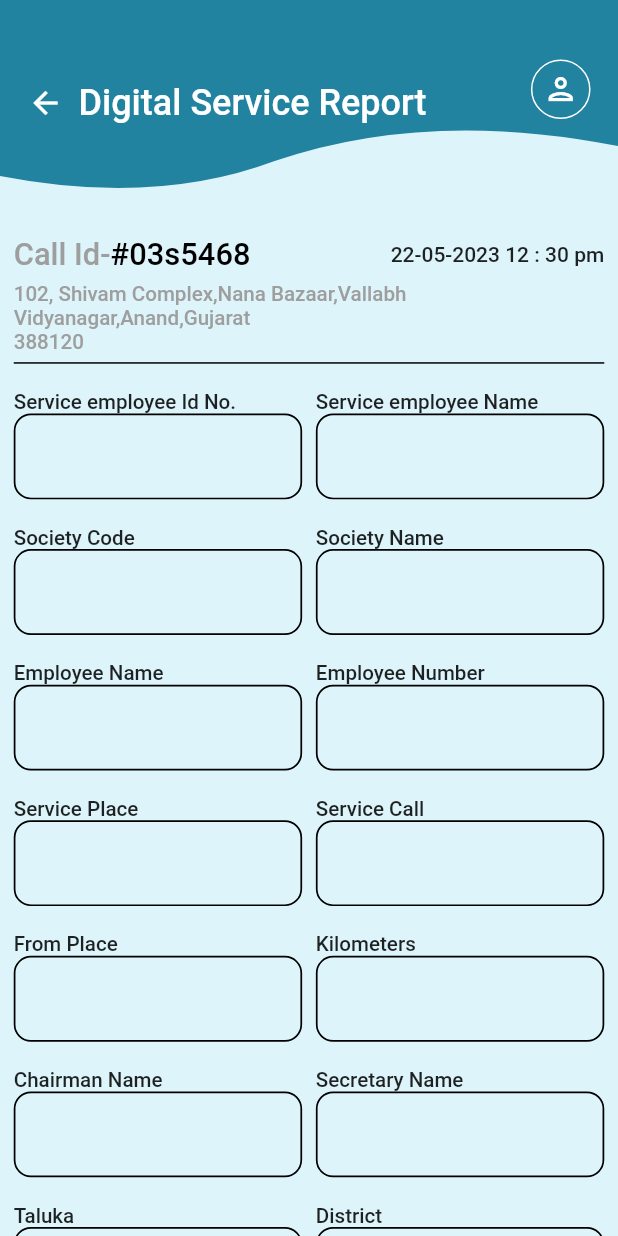
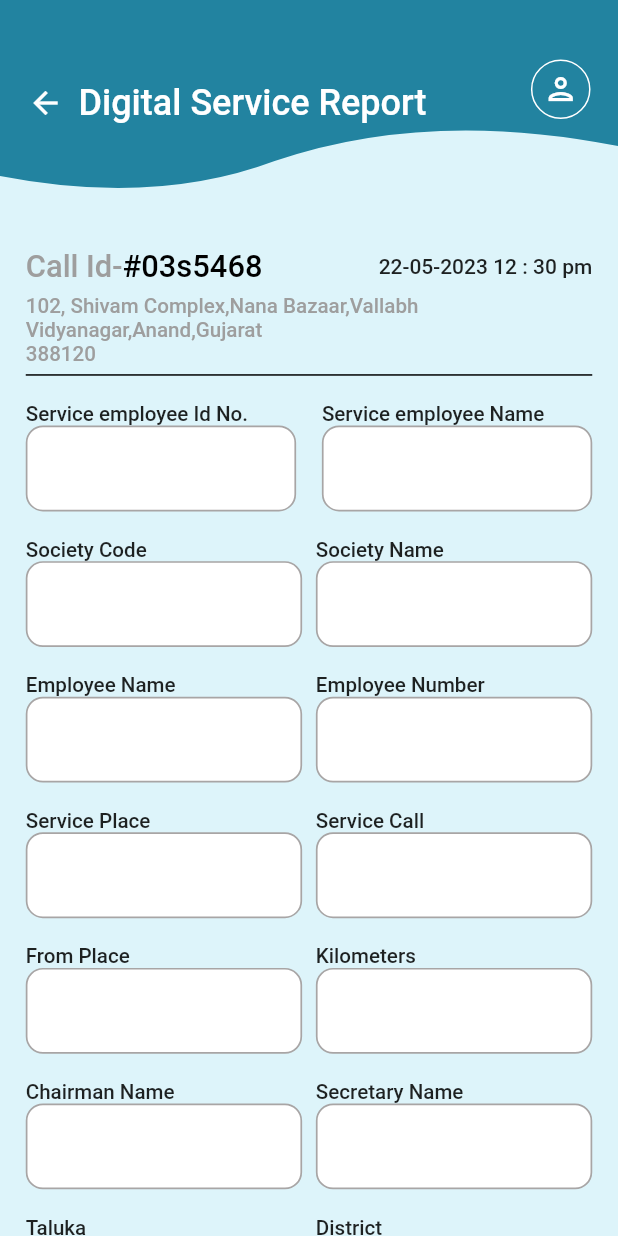
Before and after one commit to MindtechFlutter/AKG-Setu, a Flutter app: the DsrScreen screen opened directly, on a phone screen of 412 x 824 dp. Run offline on Flutter 3.47's test engine with Material 2 defaults, Android fonts, the phone set to English and light mode, and no system bars; our stand-ins replace connectivity_plus, dio, flutter_custom_clippers, flutter_screenutil, flutter_svg, fluttertoast and 10 more; missing offline and left inert: flutter_rounded_date_picker; accounts and stored records are empty.

Commit message:
Routing changed and DSR screen new ui updated

```diff
--- a/lib/screens/home/active-task.dart
+++ b/lib/screens/home/active-task.dart
@@ -40,7 +40,8 @@ class _ActiveTaskState extends State<ActiveTask> {
                   child: Row(
                     children: [
                       InkWell(
-                        onTap: () => Get.to(Dashboard(), transition: Transition.fadeIn),
+                        onTap: () =>
+                            Get.to(Dashboard(), transition: Transition.fadeIn),
                         child: Icon(
                           Icons.arrow_back,
                           color: Colors.white,
@@ -52,8 +53,7 @@ class _ActiveTaskState extends State<ActiveTask> {
                         style: TextStyle(color: Colors.white, fontSize: 24),
                       ),
                       Spacer(),
-                                            NavToProfile(),
-
+                      NavToProfile(),
                     ],
                   )),
             ),
@@ -112,8 +112,9 @@ class _ActiveTaskState extends State<ActiveTask> {
             ),
           ),
           Utils.addGap(10),
-          InkWell(splashColor: Colors.transparent,
-      highlightColor: Colors.transparent,
+          InkWell(
+            splashColor: Colors.transparent,
+            highlightColor: Colors.transparent,
             onTap: () => showTicketDetails(context),
             child: Container(
               margin: EdgeInsets.symmetric(horizontal: 20),
@@ -185,7 +186,9 @@ class _ActiveTaskState extends State<ActiveTask> {
                       ),
                       10.width,
                       InkWell(
-                          onTap: () => Get.toNamed(Routes.acceptLocation),
+                          //17/11/2023 Vedant Changed Route
+                          //onTap: () => Get.toNamed(Routes.acceptLocation),
+                          onTap: () => Get.toNamed(Routes.inventoryConsumed),
                           child: Container(
                             padding: EdgeInsets.symmetric(
                                 horizontal: 15, vertical: 4),
@@ -232,7 +235,6 @@ class _ActiveTaskState extends State<ActiveTask> {
           ),
         ],
       ),
-
     );
   }
 }
--- a/lib/screens/home/dsr_screen.dart
+++ b/lib/screens/home/dsr_screen.dart
@@ -67,7 +67,7 @@ class _DsrScreenState extends State<DsrScreen> {
             ),
             Utils.addGap(10),
             Padding(
-              padding: EdgeInsets.all(8.0.sp),
+              padding: EdgeInsets.all(15.0.sp),
               child: Column(
                 children: [
                   Row(
@@ -126,8 +126,9 @@ class _DsrScreenState extends State<DsrScreen> {
                               height: 50.sp,
                               width: MediaQuery.of(context).size.width,
                               decoration: BoxDecoration(
+                                  color: AppColors.white,
                                   border: Border.all(
-                                    color: Colors.black,
+                                    color: AppColors.grayA5,
                                     width: 1.sp,
                                   ),
                                   borderRadius: BorderRadius.circular(10.sp)),
@@ -141,7 +142,7 @@ class _DsrScreenState extends State<DsrScreen> {
                           ],
                         ),
                       ),
-                      Utils.addHGap(8),
+                      Utils.addHGap(15),
                       Expanded(
                         child: Column(
                           crossAxisAlignment: CrossAxisAlignment.start,
@@ -157,8 +158,9 @@ class _DsrScreenState extends State<DsrScreen> {
                               height: 50.sp,
                               width: MediaQuery.of(context).size.width,
                               decoration: BoxDecoration(
+                                  color: AppColors.white,
                                   border: Border.all(
-                                    color: Colors.black,
+                                    color: AppColors.grayA5,
                                     width: 1.sp,
                                   ),
                                   borderRadius: BorderRadius.circular(10.sp)),
@@ -192,8 +194,9 @@ class _DsrScreenState extends State<DsrScreen> {
                               height: 50.sp,
                               width: MediaQuery.of(context).size.width,
                               decoration: BoxDecoration(
+                                  color: AppColors.white,
                                   border: Border.all(
-                                    color: Colors.black,
+                                    color: AppColors.grayA5,
                                     width: 1.sp,
                                   ),
                                   borderRadius: BorderRadius.circular(10.sp)),
@@ -223,8 +226,9 @@ class _DsrScreenState extends State<DsrScreen> {
                               height: 50.sp,
                               width: MediaQuery.of(context).size.width,
                               decoration: BoxDecoration(
+                                  color: AppColors.white,
                                   border: Border.all(
-                                    color: Colors.black,
+                                    color: AppColors.grayA5,
                                     width: 1.sp,
                                   ),
                                   borderRadius: BorderRadius.circular(10.sp)),
@@ -258,8 +262,9 @@ class _DsrScreenState extends State<DsrScreen> {
                               height: 50.sp,
                               width: MediaQuery.of(context).size.width,
                               decoration: BoxDecoration(
+                                  color: AppColors.white,
                                   border: Border.all(
-                                    color: Colors.black,
+                                    color: AppColors.grayA5,
                                     width: 1.sp,
                                   ),
                                   borderRadius: BorderRadius.circular(10.sp)),
@@ -289,8 +294,9 @@ class _DsrScreenState extends State<DsrScreen> {
                               height: 50.sp,
                               width: MediaQuery.of(context).size.width,
                               decoration: BoxDecoration(
+                                  color: AppColors.white,
                                   border: Border.all(
-                                    color: Colors.black,
+                                    color: AppColors.grayA5,
                                     width: 1.sp,
                                   ),
                                   borderRadius: BorderRadius.circular(10.sp)),
@@ -324,8 +330,9 @@ class _DsrScreenState extends State<DsrScreen> {
                               height: 50.sp,
                               width: MediaQuery.of(context).size.width,
                               decoration: BoxDecoration(
+                                  color: AppColors.white,
                                   border: Border.all(
-                                    color: Colors.black,
+                                    color: AppColors.grayA5,
                                     width: 1.sp,
                                   ),
                                   borderRadius: BorderRadius.circular(10.sp)),
@@ -355,8 +362,9 @@ class _DsrScreenState extends State<DsrScreen> {
                               height: 50.sp,
                               width: MediaQuery.of(context).size.width,
                               decoration: BoxDecoration(
+                                  color: AppColors.white,
                                   border: Border.all(
-                                    color: Colors.black,
+                                    color: AppColors.grayA5,
                                     width: 1.sp,
                                   ),
                                   borderRadius: BorderRadius.circular(10.sp)),
@@ -390,8 +398,9 @@ class _DsrScreenState extends State<DsrScreen> {
                               height: 50.sp,
                               width: MediaQuery.of(context).size.width,
                               decoration: BoxDecoration(
+                                  color: AppColors.white,
                                   border: Border.all(
-                                    color: Colors.black,
+                                    color: AppColors.grayA5,
                                     width: 1.sp,
                                   ),
                                   borderRadius: BorderRadius.circular(10.sp)),
@@ -421,8 +430,9 @@ class _DsrScreenState extends State<DsrScreen> {
                               height: 50.sp,
                               width: MediaQuery.of(context).size.width,
                               decoration: BoxDecoration(
+                                  color: AppColors.white,
                                   border: Border.all(
-                                    color: Colors.black,
+                                    color: AppColors.grayA5,
                                     width: 1.sp,
                                   ),
                                   borderRadius: BorderRadius.circular(10.sp)),
@@ -456,8 +466,9 @@ class _DsrScreenState extends State<DsrScreen> {
                               height: 50.sp,
                               width: MediaQuery.of(context).size.width,
                               decoration: BoxDecoration(
+                                  color: AppColors.white,
                                   border: Border.all(
-                                    color: Colors.black,
+                                    color: AppColors.grayA5,
                                     width: 1.sp,
                                   ),
                                   borderRadius: BorderRadius.circular(10.sp)),
@@ -487,8 +498,9 @@ class _DsrScreenState extends State<DsrScreen> {
                               height: 50.sp,
                               width: MediaQuery.of(context).size.width,
                               decoration: BoxDecoration(
+                                  color: AppColors.white,
                                   border: Border.all(
-                                    color: Colors.black,
+                                    color: AppColors.grayA5,
                                     width: 1.sp,
                                   ),
                                   borderRadius: BorderRadius.circular(10.sp)),
@@ -522,8 +534,9 @@ class _DsrScreenState extends State<DsrScreen> {
                               height: 50.sp,
                               width: MediaQuery.of(context).size.width,
                               decoration: BoxDecoration(
+                                  color: AppColors.white,
                                   border: Border.all(
-                                    color: Colors.black,
+                                    color: AppColors.grayA5,
                                     width: 1.sp,
                                   ),
                                   borderRadius: BorderRadius.circular(10.sp)),
@@ -553,8 +566,9 @@ class _DsrScreenState extends State<DsrScreen> {
                               height: 50.sp,
                               width: MediaQuery.of(context).size.width,
                               decoration: BoxDecoration(
+                                  color: AppColors.white,
                                   border: Border.all(
-                                    color: Colors.black,
+                                    color: AppColors.grayA5,
                                     width: 1.sp,
                                   ),
                                   borderRadius: BorderRadius.circular(10.sp)),
@@ -588,8 +602,9 @@ class _DsrScreenState extends State<DsrScreen> {
                               height: 50.sp,
                               width: MediaQuery.of(context).size.width,
                               decoration: BoxDecoration(
+                                  color: AppColors.white,
                                   border: Border.all(
-                                    color: Colors.black,
+                                    color: AppColors.grayA5,
                                     width: 1.sp,
                                   ),
                                   borderRadius: BorderRadius.circular(10.sp)),
@@ -635,8 +650,9 @@ class _DsrScreenState extends State<DsrScreen> {
                               height: 90.sp,
                               width: MediaQuery.of(context).size.width,
                               decoration: BoxDecoration(
+                                  color: AppColors.white,
                                   border: Border.all(
-                                    color: Colors.black,
+                                    color: AppColors.grayA5,
                                     width: 1.sp,
                                   ),
                                   borderRadius: BorderRadius.circular(10.sp)),
@@ -672,8 +688,9 @@ class _DsrScreenState extends State<DsrScreen> {
                               height: 50.sp,
                               width: MediaQuery.of(context).size.width,
                               decoration: BoxDecoration(
+                                  color: AppColors.white,
                                   border: Border.all(
-                                    color: Colors.black,
+                                    color: AppColors.grayA5,
                                     width: 1.sp,
                                   ),
                                   borderRadius: BorderRadius.circular(10.sp)),
@@ -703,8 +720,9 @@ class _DsrScreenState extends State<DsrScreen> {
                               height: 50.sp,
                               width: MediaQuery.of(context).size.width,
                               decoration: BoxDecoration(
+                                  color: AppColors.white,
                                   border: Border.all(
-                                    color: Colors.black,
+                                    color: AppColors.grayA5,
                                     width: 1.sp,
                                   ),
                                   borderRadius: BorderRadius.circular(10.sp)),
@@ -738,8 +756,9 @@ class _DsrScreenState extends State<DsrScreen> {
                               height: 50.sp,
                               width: MediaQuery.of(context).size.width,
                               decoration: BoxDecoration(
+                                  color: AppColors.white,
                                   border: Border.all(
-                                    color: Colors.black,
+                                    color: AppColors.grayA5,
                                     width: 1.sp,
                                   ),
                                   borderRadius: BorderRadius.circular(10.sp)),
@@ -769,8 +788,9 @@ class _DsrScreenState extends State<DsrScreen> {
                               height: 50.sp,
                               width: MediaQuery.of(context).size.width,
                               decoration: BoxDecoration(
+                                  color: AppColors.white,
                                   border: Border.all(
-                                    color: Colors.black,
+                                    color: AppColors.grayA5,
                                     width: 1.sp,
                                   ),
                                   borderRadius: BorderRadius.circular(10.sp)),
@@ -804,8 +824,9 @@ class _DsrScreenState extends State<DsrScreen> {
                               height: 50.sp,
                               width: MediaQuery.of(context).size.width,
                               decoration: BoxDecoration(
+                                  color: AppColors.white,
                                   border: Border.all(
-                                    color: Colors.black,
+                                    color: AppColors.grayA5,
                                     width: 1.sp,
                                   ),
                                   borderRadius: BorderRadius.circular(10.sp)),
@@ -841,8 +862,9 @@ class _DsrScreenState extends State<DsrScreen> {
                               height: 50.sp,
                               width: MediaQuery.of(context).size.width,
                               decoration: BoxDecoration(
+                                  color: AppColors.white,
                                   border: Border.all(
-                                    color: Colors.black,
+                                    color: AppColors.grayA5,
                                     width: 1.sp,
                                   ),
                                   borderRadius: BorderRadius.circular(10.sp)),
@@ -878,8 +900,9 @@ class _DsrScreenState extends State<DsrScreen> {
                               height: 90.sp,
                               width: MediaQuery.of(context).size.width,
                               decoration: BoxDecoration(
+                                  color: AppColors.white,
                                   border: Border.all(
-                                    color: Colors.black,
+                                    color: AppColors.grayA5,
                                     width: 1.sp,
                                   ),
                                   borderRadius: BorderRadius.circular(10.sp)),
@@ -1113,8 +1136,9 @@ class _DsrScreenState extends State<DsrScreen> {
                               height: 50.sp,
                               width: MediaQuery.of(context).size.width,
                               decoration: BoxDecoration(
+                                  color: AppColors.white,
                                   border: Border.all(
-                                    color: Colors.black,
+                                    color: AppColors.grayA5,
                                     width: 1.sp,
                                   ),
                                   borderRadius: BorderRadius.circular(10.sp)),
@@ -1191,8 +1215,9 @@ class _DsrScreenState extends State<DsrScreen> {
                               height: 50.sp,
                               width: MediaQuery.of(context).size.width,
                               decoration: BoxDecoration(
+                                  color: AppColors.white,
                                   border: Border.all(
-                                    color: Colors.black,
+                                    color: AppColors.grayA5,
                                     width: 1.sp,
                                   ),
                                   borderRadius: BorderRadius.circular(10.sp)),
@@ -1226,8 +1251,9 @@ class _DsrScreenState extends State<DsrScreen> {
                               height: 50.sp,
                               width: MediaQuery.of(context).size.width,
                               decoration: BoxDecoration(
+                                  color: AppColors.white,
                                   border: Border.all(
-                                    color: Colors.black,
+                                    color: AppColors.grayA5,
                                     width: 1.sp,
                                   ),
                                   borderRadius: BorderRadius.circular(10.sp)),
@@ -1241,7 +1267,7 @@ class _DsrScreenState extends State<DsrScreen> {
                           ],
                         ),
                       ),
-                      Utils.addHGap(10),
+                      Utils.addHGap(12),
                       Expanded(
                         child: Column(
                           crossAxisAlignment: CrossAxisAlignment.start,
@@ -1304,8 +1330,9 @@ class _DsrScreenState extends State<DsrScreen> {
                               height: 50.sp,
                               width: MediaQuery.of(context).size.width,
                               decoration: BoxDecoration(
+                                  color: AppColors.white,
                                   border: Border.all(
-                                    color: Colors.black,
+                                    color: AppColors.grayA5,
                                     width: 1.sp,
                                   ),
                                   borderRadius: BorderRadius.circular(10.sp)),
@@ -1339,8 +1366,9 @@ class _DsrScreenState extends State<DsrScreen> {
                               height: 50.sp,
                               width: MediaQuery.of(context).size.width,
                               decoration: BoxDecoration(
+                                  color: AppColors.white,
                                   border: Border.all(
-                                    color: Colors.black,
+                                    color: AppColors.grayA5,
                                     width: 1.sp,
                                   ),
                                   borderRadius: BorderRadius.circular(10.sp)),
@@ -1374,8 +1402,9 @@ class _DsrScreenState extends State<DsrScreen> {
                               height: 50.sp,
                               width: MediaQuery.of(context).size.width,
                               decoration: BoxDecoration(
+                                  color: AppColors.white,
                                   border: Border.all(
-                                    color: Colors.black,
+                                    color: AppColors.grayA5,
                                     width: 1.sp,
                                   ),
                                   borderRadius: BorderRadius.circular(10.sp)),
@@ -1409,8 +1438,9 @@ class _DsrScreenState extends State<DsrScreen> {
                               height: 50.sp,
                               width: MediaQuery.of(context).size.width,
                               decoration: BoxDecoration(
+                                  color: AppColors.white,
                                   border: Border.all(
-                                    color: Colors.black,
+                                    color: AppColors.grayA5,
                                     width: 1.sp,
                                   ),
                                   borderRadius: BorderRadius.circular(10.sp)),
@@ -1440,8 +1470,9 @@ class _DsrScreenState extends State<DsrScreen> {
                               height: 50.sp,
                               width: MediaQuery.of(context).size.width,
                               decoration: BoxDecoration(
+                                  color: AppColors.white,
                                   border: Border.all(
-                                    color: Colors.black,
+                                    color: AppColors.grayA5,
                                     width: 1.sp,
                                   ),
                                   borderRadius: BorderRadius.circular(10.sp)),
--- a/lib/screens/home/home.dart
+++ b/lib/screens/home/home.dart
@@ -1,6 +1,7 @@
 import 'package:akgsetu/common/utils/app_constants.dart';
 import 'package:akgsetu/common/utils/color_constants.dart';
 import 'package:akgsetu/common/utils/image_paths.dart';
+import 'package:akgsetu/screens/accept/inventory-consumed.dart';
 import 'package:akgsetu/screens/completed-task/completed-task.dart';
 import 'package:akgsetu/screens/home/active-task.dart';
 import 'package:akgsetu/screens/holiday/holiday.dart';
```
